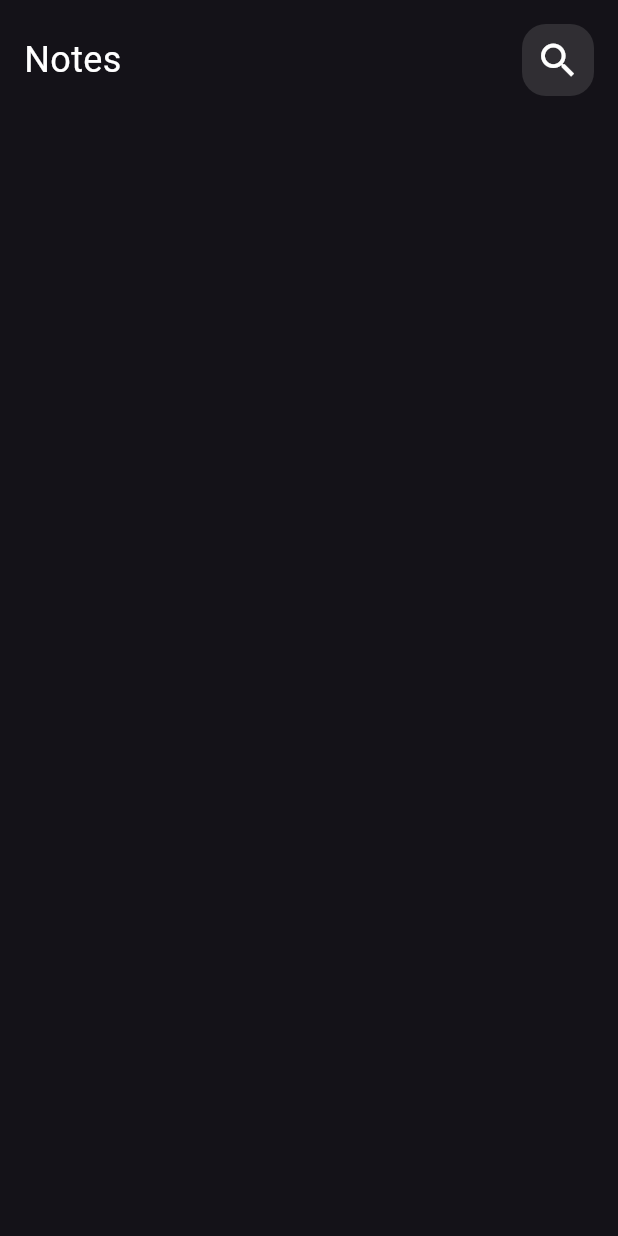
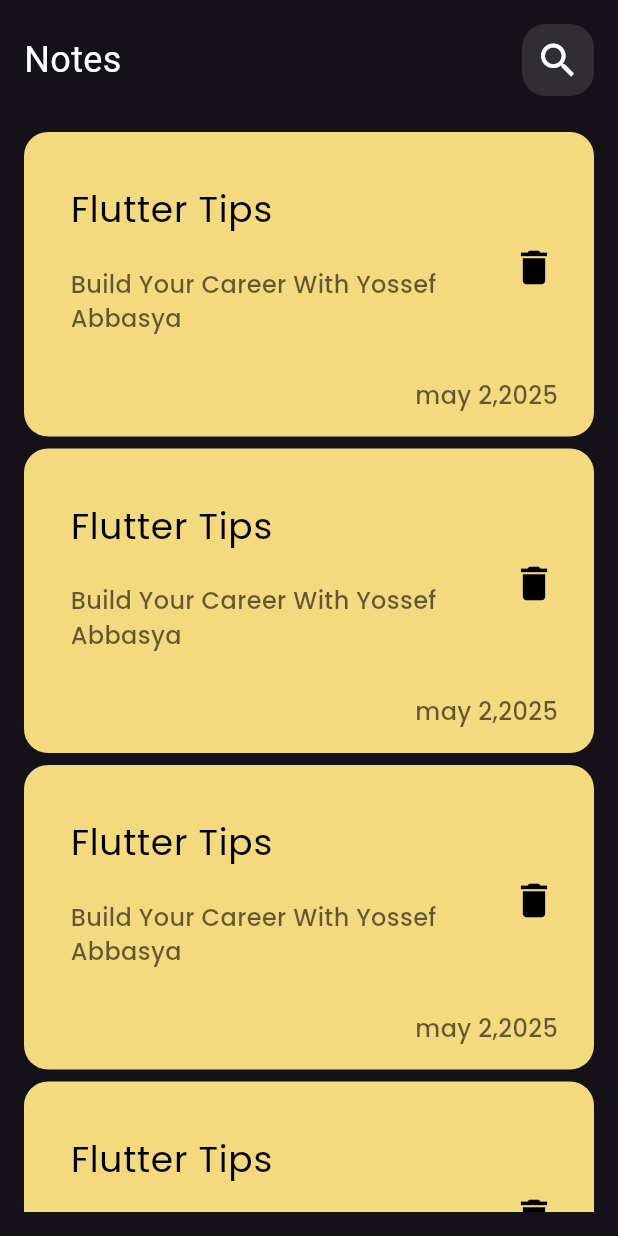
Before and after one commit to yossefabbasya19/notes_app, a Flutter app: the screen it shows after launch, on a phone screen of 412 x 824 dp. Run offline on Flutter 3.47's test engine with Material 3 defaults, Android fonts, the phone set to English and light mode, and no system bars; our stand-ins replace google_fonts.

Commit message:
add notes card

```diff
--- a/lib/views/notes_view.dart
+++ b/lib/views/notes_view.dart
@@ -1,6 +1,9 @@
 import 'package:flutter/material.dart';
 import 'package:google_fonts/google_fonts.dart';
 import 'package:notes_app/views/widgets/custom_app_bar.dart';
+import 'package:notes_app/views/widgets/custom_bottom_sheet.dart';
+import 'package:notes_app/views/widgets/notes_card.dart';
+import 'package:notes_app/views/widgets/notes_card_List_view.dart';
 
 class NotesView extends StatelessWidget {
   const NotesView({super.key});
@@ -8,12 +11,15 @@ class NotesView extends StatelessWidget {
   @override
   Widget build(BuildContext context) {
     return Scaffold(
+
       body: SafeArea(
         child: Padding(
           padding: const EdgeInsets.all(16),
           child: Column(
             children: [
               CustomAppBar(title: "Notes", icon: Icons.search),
+              SizedBox(height: 16),
+              NotesCardListView(),
             ],
           ),
         ),
--- /dev/null
+++ b/lib/views/widgets/notes_card.dart
@@ -0,0 +1,70 @@
+import 'package:flutter/material.dart';
+import 'package:google_fonts/google_fonts.dart';
+
+class NotesCard extends StatelessWidget {
+  const NotesCard({super.key,required this.title,required this.subTitle});
+  final String title;
+  final String subTitle;
+
+  @override
+  Widget build(BuildContext context) {
+    return  Container(
+      margin: EdgeInsets.only(top: 8),
+      decoration: BoxDecoration(
+        borderRadius: BorderRadius.circular(16),
+        color: Color(0xfff4da7f),
+      ),
+      child: Padding(
+        padding: const EdgeInsets.all(16),
+        child: Column(
+          children: [
+            ListTile(
+              contentPadding: EdgeInsets.only(top: 10,bottom: 10,left: 15),
+              title: Padding(
+                padding: const EdgeInsets.only(bottom: 20),
+                child: Text(
+                  title,
+                  style: GoogleFonts.poppins(
+                    color: Colors.black,
+                    fontSize: 24,
+                    fontWeight: FontWeight.w400,
+                  ),
+                ),
+              ),
+              subtitle: Padding(
+                padding: const EdgeInsets.only(bottom: 10),
+                child: Text(
+                  subTitle,
+                  style: GoogleFonts.poppins(
+                    color: Colors.black.withValues(alpha: 0.6),
+                    fontSize: 16,
+                    fontWeight: FontWeight.w500,
+                  ),
+                ),
+              ),
+              trailing: IconButton(
+                onPressed: () {},
+                icon: Icon(
+                  Icons.delete,
+                  color: Colors.black,
+                  size: 30,
+                ),
+              ),
+            ),
+            Padding(
+              padding: const EdgeInsets.only(right: 8.0),
+              child: Align(
+                alignment: Alignment.centerRight,
+                child: Text("may 2,2025",style: GoogleFonts.poppins(
+                    color: Colors.black.withValues(alpha: 0.6),
+                    fontSize: 16,
+                    fontWeight: FontWeight.w500
+                ),),
+              ),
+            ),
+          ],
+        ),
+      ),
+    );
+  }
+}
--- /dev/null
+++ b/lib/views/widgets/notes_card_List_view.dart
@@ -0,0 +1,19 @@
+import 'package:flutter/material.dart';
+import 'package:notes_app/views/widgets/notes_card.dart';
+
+class NotesCardListView extends StatelessWidget {
+  const NotesCardListView({super.key});
+
+  @override
+  Widget build(BuildContext context) {
+    return Expanded(
+      child: ListView.builder(
+        itemBuilder:
+            (context, index) => NotesCard(
+          title: "Flutter Tips",
+          subTitle: "Build Your Career With Yossef Abbasya",
+        ),
+      ),
+    );
+  }
+}
```
